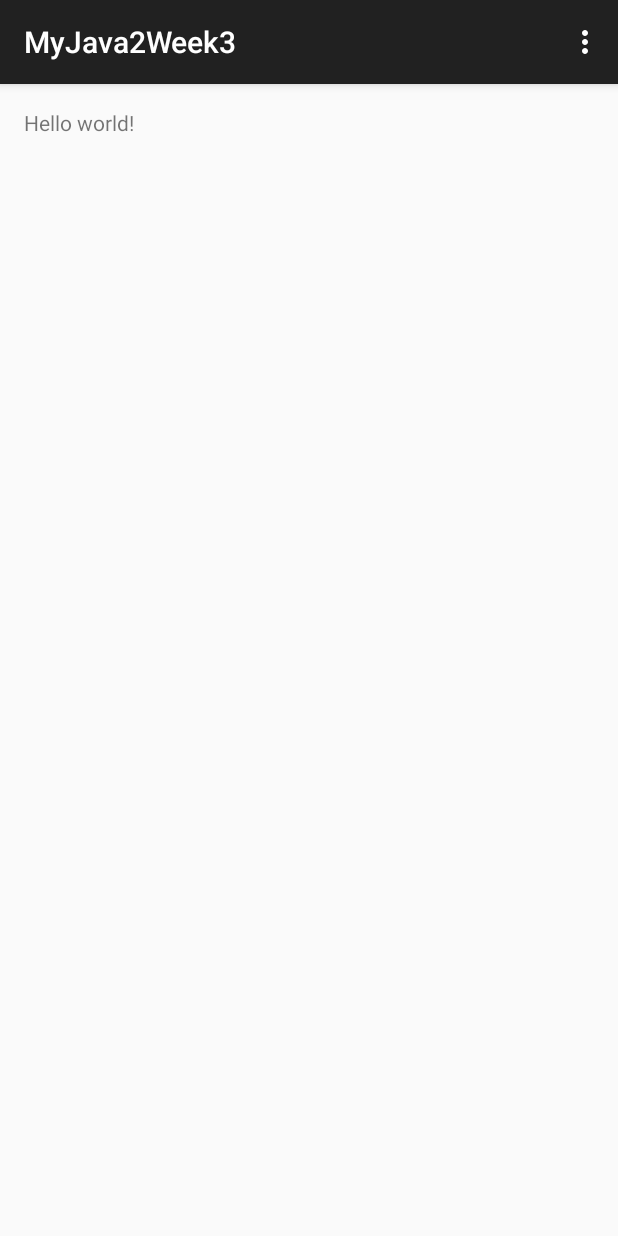
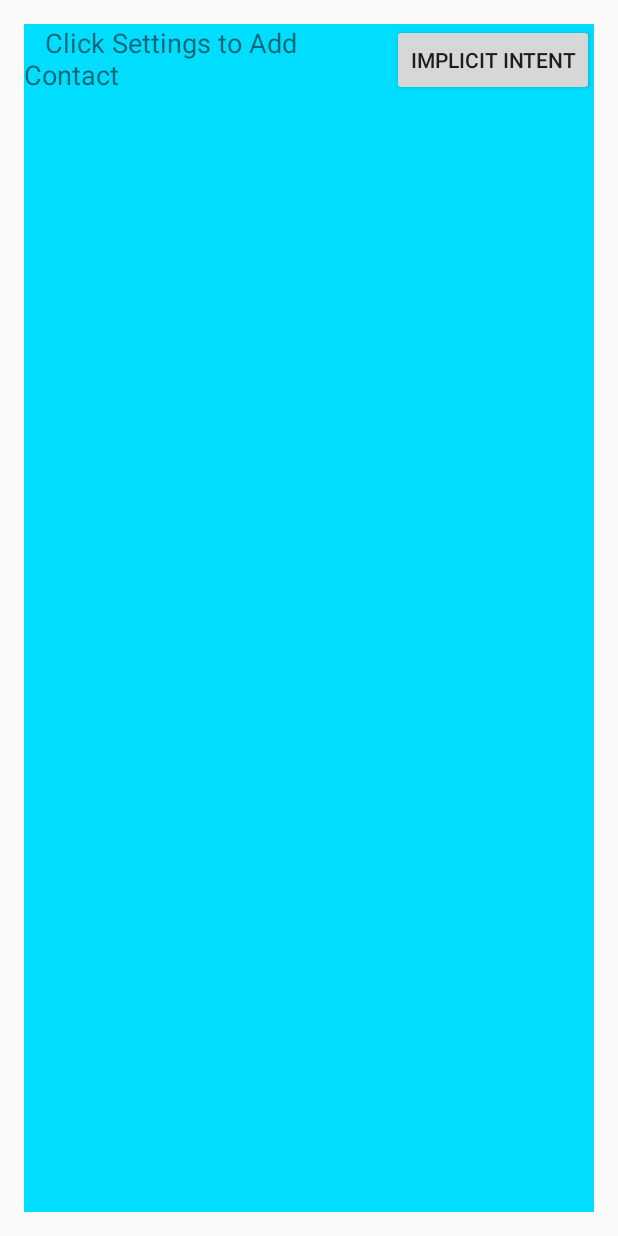
Before and after one commit to B64283/MyJava2Week3, an Android app: the screen it shows after launch (MainActivity), on a phone screen of 412 x 824 dp. Run offline under Robolectric (Android 15) with nearby library versions, the phone set to English and light mode, and no system bars.

Commit message:
set up main activity and main fragment

```diff
--- a/app/src/main/java/com/example/matthewdarke/myjava2week3/Contacts.java
+++ b/app/src/main/java/com/example/matthewdarke/myjava2week3/Contacts.java
@@ -4,4 +4,69 @@ package com.example.matthewdarke.myjava2week3;
  * Created by matthewdarke on 1/21/15.
  */
 public class Contacts {
+
+
+    public static Contacts newInstance(String _name, String _address, String _number) {
+
+        Contacts contacts = new Contacts();
+        contacts.setmName(_name);
+        contacts.setmAddress(_address);
+        contacts.setmNumber(_number);
+        return contacts;
+    }
+
+    private String mName;
+    private String mAddress;
+    private String mNumber;
+
+    public Contacts(){
+
+
+        mName ="";
+        mAddress = "";
+        mNumber = "";
+
+    }
+    private Contacts(String _name, String _address, String _number) {
+
+        mName = _name;
+        mAddress = _address;
+        mNumber = _number;
+
+
+
+
+    }
+
+
+    public String getmName() {
+        return mName;
+    }
+
+    public void setmName(String mName) {
+        this.mName = mName;
+    }
+
+    public String getmAddress() {
+        return mAddress;
+    }
+
+    public void setmAddress(String mAddress) {
+        this.mAddress = mAddress;
+    }
+
+    public String getmNumber() {
+        return mNumber;
+    }
+
+    public void setmNumber(String mNumber) {
+        this.mNumber = mNumber;
+    }
+
+    @Override
+    public String toString() {
+        return mName;
+
+    }
+
 }
--- a/app/src/main/java/com/example/matthewdarke/myjava2week3/DetailFragment.java
+++ b/app/src/main/java/com/example/matthewdarke/myjava2week3/DetailFragment.java
@@ -6,33 +6,10 @@ package com.example.matthewdarke.myjava2week3;
 public class DetailFragment  {
 
 
-    private String mName;
-    private String mAddress;
 
-    public String getmName() {
-        return mName;
-    }
 
-    public void setmName(String mName) {
-        this.mName = mName;
-    }
 
-    public String getmAddress() {
-        return mAddress;
-    }
 
-    public void setmAddress(String mAddress) {
-        this.mAddress = mAddress;
-    }
 
-    public String getmNumber() {
-        return mNumber;
-    }
-
-    public void setmNumber(String mNumber) {
-        this.mNumber = mNumber;
-    }
-
-    private String mNumber;
 
 }
--- a/app/src/main/java/com/example/matthewdarke/myjava2week3/MainActivity.java
+++ b/app/src/main/java/com/example/matthewdarke/myjava2week3/MainActivity.java
@@ -1,18 +1,56 @@
 package com.example.matthewdarke.myjava2week3;
 
-import android.support.v7.app.ActionBarActivity;
+import android.app.Activity;
 import android.os.Bundle;
 import android.view.Menu;
 import android.view.MenuItem;
+import android.widget.ArrayAdapter;
+
+import java.util.ArrayList;
 
 
-public class MainActivity extends ActionBarActivity {
+public class MainActivity extends Activity {
+
+    public static ArrayList<Contacts> contactsArray = new ArrayList<Contacts>();
+    public static ArrayAdapter<Contacts> adapter;
+
+    public static int deleteAtIndex;
+
+    public static final int REQUEST_CODE = 2001;
+    public static Contacts mConData;
+    public static int deleteIndex;
+
+
 
     @Override
     protected void onCreate(Bundle savedInstanceState) {
         super.onCreate(savedInstanceState);
         setContentView(R.layout.activity_main);
+
+        // If no state bundle exists, this is the first launch.
+        // Add your fragments just this one time.
+        if (savedInstanceState == null) {
+
+            MainFragment fragment = new MainFragment();
+            getFragmentManager().beginTransaction()
+                    .add(R.id.main_activity_id, fragment).commit();
+        }
+
+
+
     }
+
+
+
+
+
+
+
+
+
+
+
+
 
 
     @Override
--- a/app/src/main/java/com/example/matthewdarke/myjava2week3/MainFragment.java
+++ b/app/src/main/java/com/example/matthewdarke/myjava2week3/MainFragment.java
@@ -1,7 +1,36 @@
 package com.example.matthewdarke.myjava2week3;
+
+import android.app.ListFragment;
+import android.os.Bundle;
+import android.view.LayoutInflater;
+import android.view.View;
+import android.view.ViewGroup;
+import android.widget.Button;
 
 /**
  * Created by matthewdarke on 1/21/15.
  */
-public class MainFragment {
+public class MainFragment extends ListFragment {
+
+    Button bnImpli;
+
+    View v;
+
+
+    public MainFragment(){
+
+    }
+
+    //use save instance state with bundles
+
+    @Override
+    public View onCreateView(LayoutInflater inflater, ViewGroup container, Bundle savedInstanceState) {
+
+
+        v = inflater.inflate(R.layout.main_fragment, container, false);
+        bnImpli = (Button) v.findViewById(R.id.b3);
+
+        return v;
+
+    }
 }
--- a/app/src/main/res/layout/activity_main.xml
+++ b/app/src/main/res/layout/activity_main.xml
@@ -5,6 +5,7 @@
                 android:paddingLeft="@dimen/activity_horizontal_margin"
                 android:paddingRight="@dimen/activity_horizontal_margin"
                 android:paddingTop="@dimen/activity_vertical_margin"
+                android:id="@+id/main_activity_id"
                 android:paddingBottom="@dimen/activity_vertical_margin"
                 tools:context=".MainActivity">
 
--- /dev/null
+++ b/app/src/main/res/layout/main_fragment.xml
@@ -0,0 +1,41 @@
+<?xml version="1.0" encoding="utf-8"?>
+<RelativeLayout xmlns:android="http://schemas.android.com/apk/res/android"
+                xmlns:tools="http://schemas.android.com/tools"
+                android:layout_width="match_parent"
+                android:layout_height="match_parent"
+                android:background="@android:color/holo_blue_bright"
+                android:id="@+id/main_fragment_id"
+                tools:ignore="Overdraw">
+
+    <TextView
+        android:layout_width="290dp"
+        android:layout_height="70dp"
+        android:text="   Click Settings to Add Contact"
+        android:id="@+id/txt"
+        android:textSize="08pt"
+        android:textAlignment="inherit"
+        android:layout_alignParentTop="true"
+        android:layout_alignParentLeft="true"
+        android:layout_alignParentStart="true"
+        android:layout_toLeftOf="@+id/b3"
+        android:layout_toStartOf="@+id/b3"/>
+
+    <ListView
+        android:layout_width="wrap_content"
+        android:layout_height="wrap_content"
+        android:id="@android:id/list"
+        android:layout_below="@+id/txt"
+        android:layout_alignParentLeft="true"
+        android:layout_alignParentStart="true"/>
+
+    <Button
+        android:layout_width="wrap_content"
+        android:layout_height="wrap_content"
+        android:text="Implicit intent"
+        android:id="@+id/b3"
+        android:layout_alignParentTop="true"
+        android:layout_alignParentRight="true"
+        android:layout_alignParentEnd="true"/>
+
+
+</RelativeLayout>
--- a/app/src/main/res/menu/menu_main.xml
+++ b/app/src/main/res/menu/menu_main.xml
@@ -2,8 +2,9 @@
       xmlns:app="http://schemas.android.com/apk/res-auto"
       xmlns:tools="http://schemas.android.com/tools"
       tools:context=".MainActivity">
-    <item android:id="@+id/action_settings"
-          android:title="@string/action_settings"
+
+    <item android:id="@+id/action_Add_Car"
+          android:title="@string/add"
           android:orderInCategory="100"
-          app:showAsAction="never"/>
+          android:showAsAction="never" />
 </menu>
--- a/app/src/main/res/values/strings.xml
+++ b/app/src/main/res/values/strings.xml
@@ -4,5 +4,6 @@
     <string name="app_name">MyJava2Week3</string>
     <string name="hello_world">Hello world!</string>
     <string name="action_settings">Settings</string>
+    <string name="add">Add Contact</string>
 
 </resources>
```
